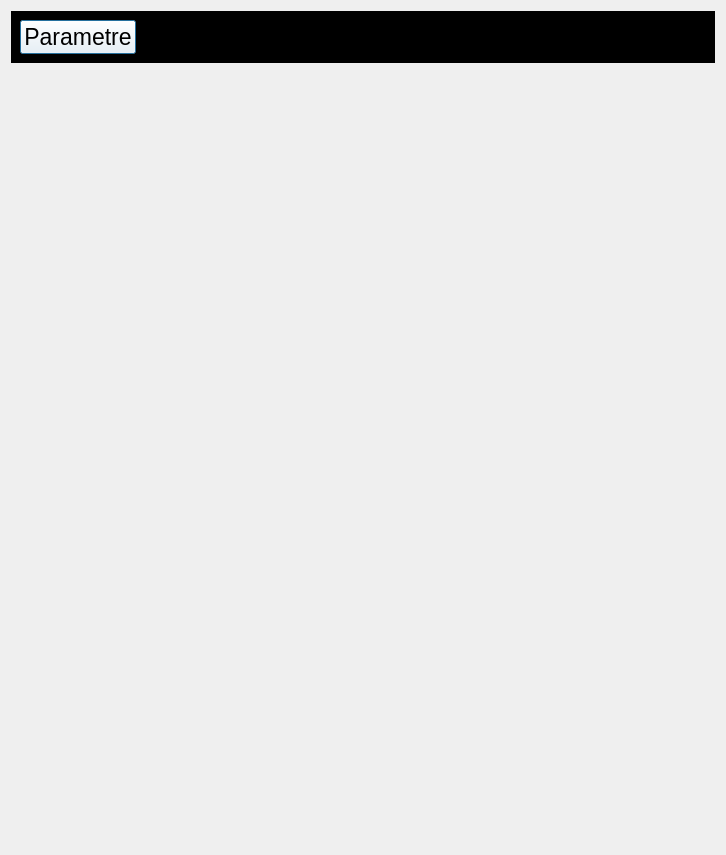
Before: the Qt Designer form arrerasettingui.ui in Arrera-Software/Arrera-Interface, drawn with Qt 5.
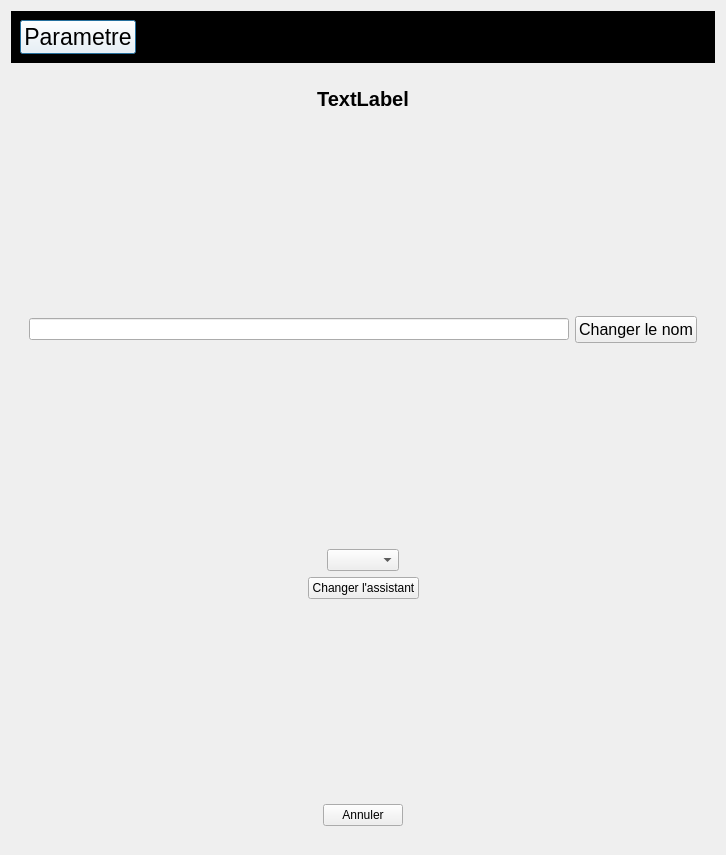
After: the same form once the commit is applied. The open tabs and pages were chosen to show the change. Icons and pictures are not drawn.

Commit message: Ajout complette de la partie graphique des lieu

Diff of the .ui file:
```diff
--- a/arrerasettingui.ui
+++ b/arrerasettingui.ui
@@ -514,7 +514,191 @@
            </property>
           </widget>
          </widget>
-         <widget class="QWidget" name="managelieu"/>
+         <widget class="QWidget" name="managelieu">
+          <layout class="QVBoxLayout" name="verticalLayout_17">
+           <item>
+            <widget class="QLabel" name="LINDICATIONMANAGELIEU">
+             <property name="font">
+              <font>
+               <pointsize>15</pointsize>
+               <bold>true</bold>
+              </font>
+             </property>
+             <property name="text">
+              <string>TextLabel</string>
+             </property>
+             <property name="alignment">
+              <set>Qt::AlignmentFlag::AlignCenter</set>
+             </property>
+            </widget>
+           </item>
+           <item>
+            <spacer name="verticalSpacer_34">
+             <property name="orientation">
+              <enum>Qt::Orientation::Vertical</enum>
+             </property>
+             <property name="sizeHint" stdset="0">
+              <size>
+               <width>20</width>
+               <height>40</height>
+              </size>
+             </property>
+            </spacer>
+           </item>
+           <item>
+            <layout class="QHBoxLayout" name="horizontalLayout_17">
+             <item>
+              <widget class="QLineEdit" name="IDC_LINECHANGENAMELIEU"/>
+             </item>
+             <item>
+              <widget class="QPushButton" name="IDC_CHANGENAMELIEU">
+               <property name="font">
+                <font>
+                 <pointsize>12</pointsize>
+                </font>
+               </property>
+               <property name="text">
+                <string>Changer le nom</string>
+               </property>
+              </widget>
+             </item>
+            </layout>
+           </item>
+           <item>
+            <spacer name="verticalSpacer_35">
+             <property name="orientation">
+              <enum>Qt::Orientation::Vertical</enum>
+             </property>
+             <property name="sizeHint" stdset="0">
+              <size>
+               <width>20</width>
+               <height>40</height>
+              </size>
+             </property>
+            </spacer>
+           </item>
+           <item>
+            <layout class="QHBoxLayout" name="horizontalLayout_18">
+             <item>
+              <spacer name="horizontalSpacer_28">
+               <property name="orientation">
+                <enum>Qt::Orientation::Horizontal</enum>
+               </property>
+               <property name="sizeHint" stdset="0">
+                <size>
+                 <width>40</width>
+                 <height>20</height>
+                </size>
+               </property>
+              </spacer>
+             </item>
+             <item>
+              <widget class="QComboBox" name="IDC_LISTASSISTANTMANAGELIEU"/>
+             </item>
+             <item>
+              <spacer name="horizontalSpacer_29">
+               <property name="orientation">
+                <enum>Qt::Orientation::Horizontal</enum>
+               </property>
+               <property name="sizeHint" stdset="0">
+                <size>
+                 <width>40</width>
+                 <height>20</height>
+                </size>
+               </property>
+              </spacer>
+             </item>
+            </layout>
+           </item>
+           <item>
+            <layout class="QHBoxLayout" name="horizontalLayout_20">
+             <item>
+              <spacer name="horizontalSpacer_32">
+               <property name="orientation">
+                <enum>Qt::Orientation::Horizontal</enum>
+               </property>
+               <property name="sizeHint" stdset="0">
+                <size>
+                 <width>40</width>
+                 <height>20</height>
+                </size>
+               </property>
+              </spacer>
+             </item>
+             <item>
+              <widget class="QPushButton" name="IDC_CHANGEASSISTANTLIEU">
+               <property name="text">
+                <string>Changer l'assistant</string>
+               </property>
+              </widget>
+             </item>
+             <item>
+              <spacer name="horizontalSpacer_33">
+               <property name="orientation">
+                <enum>Qt::Orientation::Horizontal</enum>
+               </property>
+               <property name="sizeHint" stdset="0">
+                <size>
+                 <width>40</width>
+                 <height>20</height>
+                </size>
+               </property>
+              </spacer>
+             </item>
+            </layout>
+           </item>
+           <item>
+            <spacer name="verticalSpacer_36">
+             <property name="orientation">
+              <enum>Qt::Orientation::Vertical</enum>
+             </property>
+             <property name="sizeHint" stdset="0">
+              <size>
+               <width>20</width>
+               <height>40</height>
+              </size>
+             </property>
+            </spacer>
+           </item>
+           <item>
+            <layout class="QHBoxLayout" name="horizontalLayout_19">
+             <item>
+              <spacer name="horizontalSpacer_30">
+               <property name="orientation">
+                <enum>Qt::Orientation::Horizontal</enum>
+               </property>
+               <property name="sizeHint" stdset="0">
+                <size>
+                 <width>40</width>
+                 <height>20</height>
+                </size>
+               </property>
+              </spacer>
+             </item>
+             <item>
+              <widget class="QPushButton" name="IDC_ANNULERMANAGELIEU">
+               <property name="text">
+                <string>Annuler</string>
+               </property>
+              </widget>
+             </item>
+             <item>
+              <spacer name="horizontalSpacer_31">
+               <property name="orientation">
+                <enum>Qt::Orientation::Horizontal</enum>
+               </property>
+               <property name="sizeHint" stdset="0">
+                <size>
+                 <width>40</width>
+                 <height>20</height>
+                </size>
+               </property>
+              </spacer>
+             </item>
+            </layout>
+           </item>
+          </layout>
+         </widget>
         </widget>
        </item>
       </layout>
```
Left out of the diff: 226 changed lines with no effect on the pictures. The commit also changes 2 other files.
